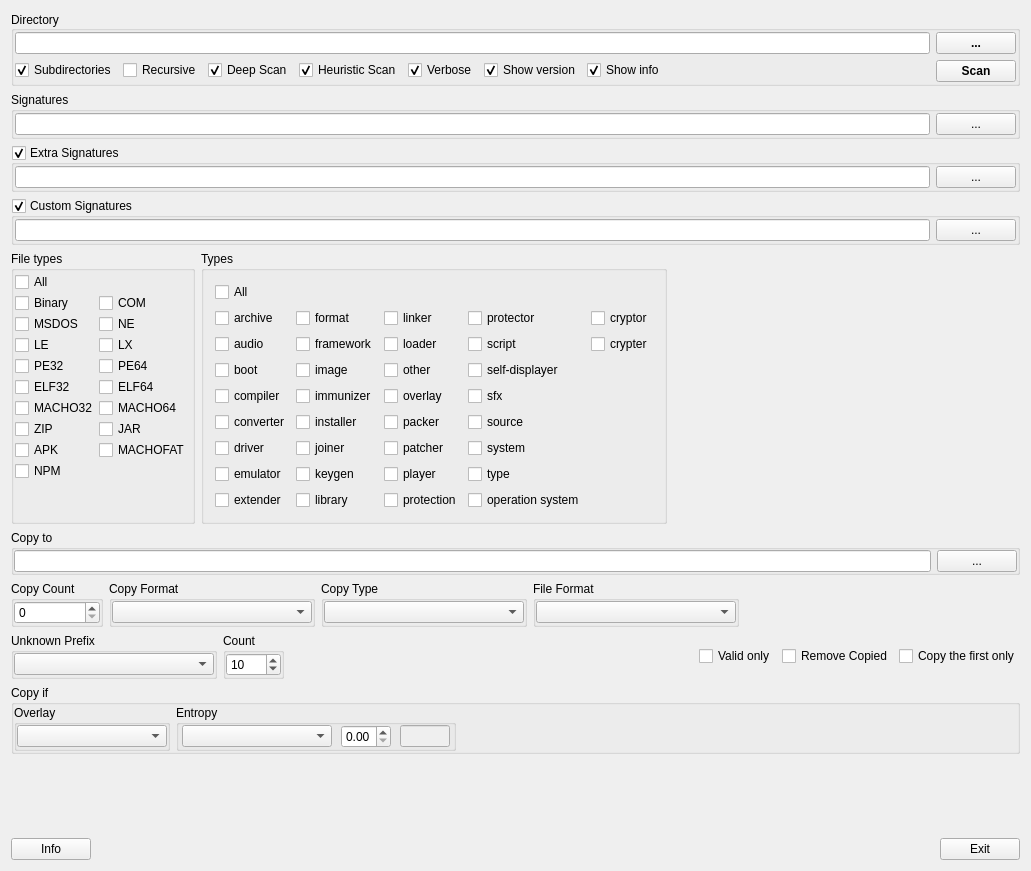
First picture: the form in gui_source/guimainwindow.ui, repository horsicq/DIE-sort, before the edit.
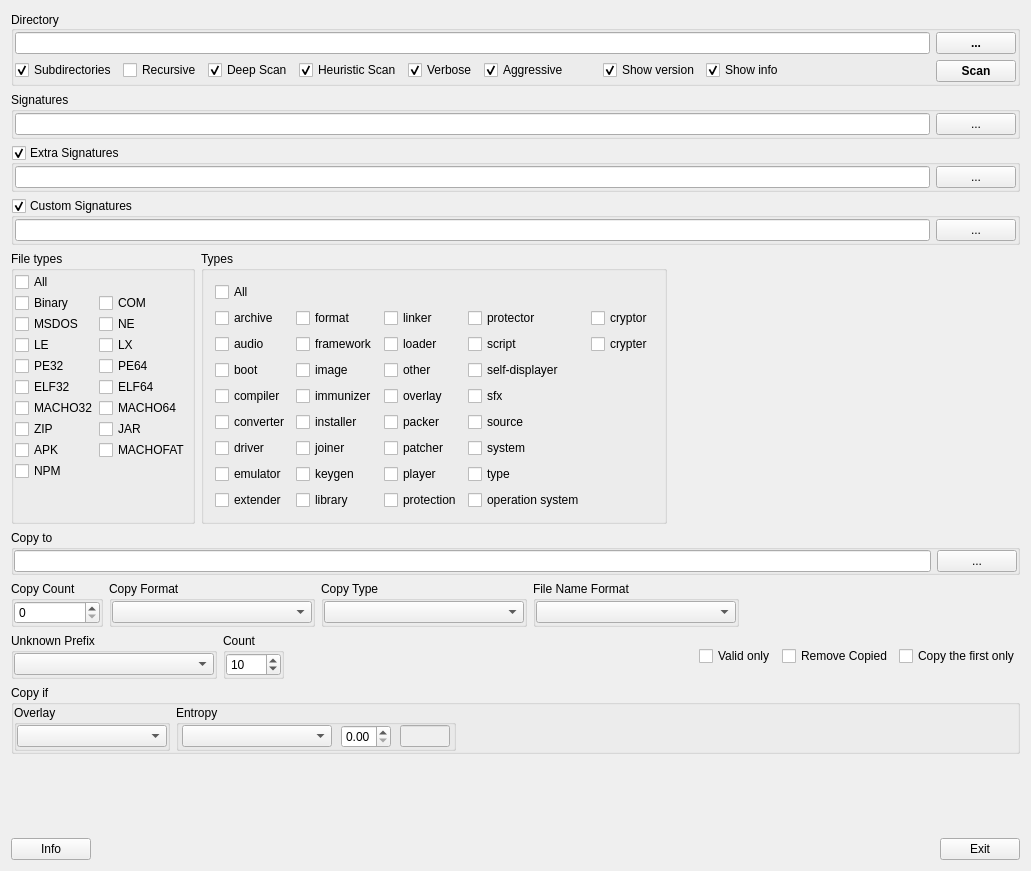
Second picture: the form after the edit.

What changed in the file:
```diff
--- a/gui_source/guimainwindow.ui
+++ b/gui_source/guimainwindow.ui
@@ -93,6 +93,29 @@
              </property>
             </widget>
            </item>
+           <item>
+            <widget class="QCheckBox" name="checkBoxAggressive">
+             <property name="text">
+              <string>Aggressive</string>
+             </property>
+             <property name="checked">
+              <bool>true</bool>
+             </property>
+            </widget>
+           </item>
+           <item>
+            <spacer name="horizontalSpacer_8">
+             <property name="orientation">
+              <enum>Qt::Horizontal</enum>
+             </property>
+             <property name="sizeHint" stdset="0">
+              <size>
+               <width>40</width>
+               <height>20</height>
+              </size>
+             </property>
+            </spacer>
+           </item>
            <item>
             <widget class="QCheckBox" name="checkBoxShowVersion">
              <property name="text">
@@ -828,7 +851,7 @@
       <item>
        <widget class="QGroupBox" name="groupBoxFileFormat">
         <property name="title">
-         <string>File Format</string>
+         <string>File Name Format</string>
         </property>
         <layout class="QVBoxLayout" name="verticalLayout_9">
          <property name="leftMargin">
```
Left out of the diff: 4 changed lines with no effect on the pictures.
